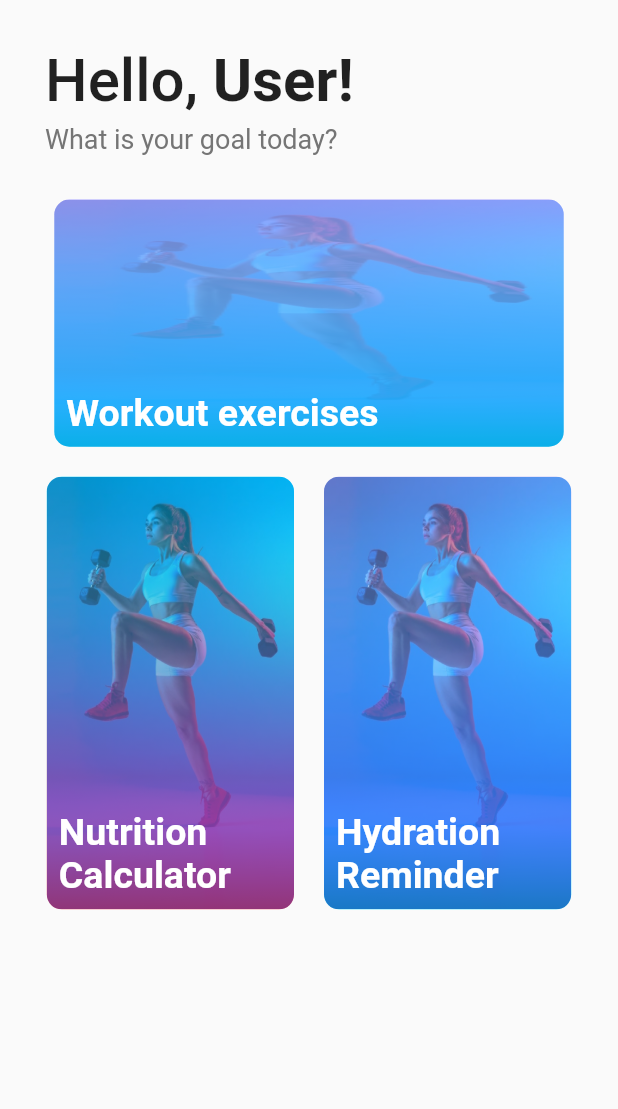
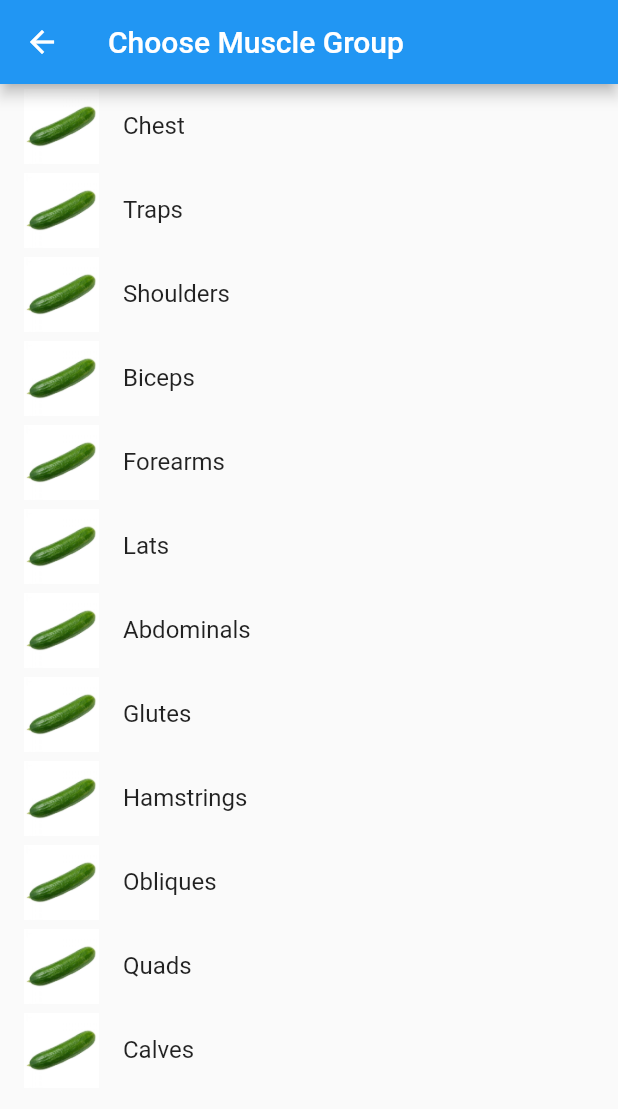
Before and after one commit to HuyBui07/Fiity, a Flutter app: the HomeScreen screen opened directly, after a tap on "Workout exercises", on a phone screen of 412 x 824 dp. Shown: the top 1109 px of the screen. Run offline on Flutter 3.47's test engine with Material 2 defaults, Android fonts, the phone set to English and light mode, and no system bars; our stand-ins replace firebase_auth, firebase_core, flutter_spinkit, google_fonts, validators; accounts and stored records are empty.

Commit message:
Choose muscle screen prototype ui

```diff
--- /dev/null
+++ b/lib/exercise/chooseMuscle.dart
@@ -0,0 +1,60 @@
+import 'package:flutter/material.dart';
+import 'package:fitty/exercise/muscle_group.dart';
+import 'package:fitty/exercise/chooseExercisePage.dart';
+
+class ChooseMuscleGroup extends StatefulWidget {
+  @override
+  _ChooseMuscleGroupState createState() => _ChooseMuscleGroupState();
+}
+
+class _ChooseMuscleGroupState extends State<ChooseMuscleGroup> {
+  List<MuscleGroup> muscleGroups = [
+    MuscleGroup('Chest', 'chest.png'),
+    MuscleGroup('Traps', 'traps.png'),
+    MuscleGroup('Shoulders', 'shoulders.png'),
+    MuscleGroup('Biceps', 'biceps.png'),
+    MuscleGroup('Forearms', 'forearms.png'),
+    MuscleGroup('Lats', 'lats.png'),
+    MuscleGroup('Abdominals', 'abdominals.png'),
+    MuscleGroup('Glutes', 'glutes.png'),
+    MuscleGroup('Hamstrings', 'hamstrings.png'),
+    MuscleGroup('Obliques', 'obliques.png'),
+    MuscleGroup('Quads', 'quads.png'),
+    MuscleGroup('Calves', 'calves.png'),
+  ];
+
+  @override
+  Widget build(BuildContext context) {
+    return Scaffold(
+      appBar: AppBar(
+        title: Text('Choose Muscle Group'),
+      ),
+      body: ListView.builder(
+        itemCount: muscleGroups.length,
+        itemBuilder: (context, index) {
+          return ListTile(
+            onTap: () {
+              Navigator.push(
+                context,
+                MaterialPageRoute(
+                  builder: (context) => ChooseExercisePage(
+                    muscleGroup: muscleGroups[index],
+                  ),
+                ),
+              );
+            },
+            leading: Container(
+              width: 50,
+              height: 50,
+              child: Image.asset(
+                'assets/muscle/chooseMuscleImage/${muscleGroups[index].imagePath}',
+                fit: BoxFit.contain,
+              ),
+            ),
+            title: Text(muscleGroups[index].name),
+          );
+        },
+      ),
+    );
+  }
+}
--- /dev/null
+++ b/lib/exercise/muscle_group.dart
@@ -0,0 +1,6 @@
+class MuscleGroup {
+  final String name;
+  final String imagePath;
+
+  MuscleGroup(this.name, this.imagePath);
+}
--- a/lib/homeScreen.dart
+++ b/lib/homeScreen.dart
@@ -4,6 +4,7 @@
 import 'loginScreen.dart';
 import 'package:firebase_auth/firebase_auth.dart';
 import 'package:google_fonts/google_fonts.dart';
+import 'package:fitty/exercise/chooseMuscle.dart';
 
 class HomeScreen extends StatefulWidget {
   const HomeScreen({super.key});
@@ -21,13 +22,11 @@
   Widget build(BuildContext context) {
     return Scaffold(
       body: SafeArea(
-        child: Container(
-          color: Colors.transparent,
-          margin: EdgeInsets.fromLTRB(0, 30, 0, 10),
-          child: Center(
-            child: LayoutBuilder(
-              builder: (context, constraints) {
-                return Column(
+        child: ListView(
+          padding: EdgeInsets.symmetric(vertical: 30, horizontal: 0),
+          children: [
+            Center(
+              child: Column(
                 children: [
                   Row(children: [
                     Padding(
@@ -71,45 +70,48 @@
                   SizedBox(
                     height: 30,
                   ),
-                    Row(
+                  Flex(
+                    direction: Axis.horizontal,
                     mainAxisAlignment: MainAxisAlignment.center,
                     children: [
                       Flexible(
                         child: Container(
                           alignment: Alignment.center,
                           child: ElevatedButton(
-                              onPressed: () {},
+                            onPressed: () {
+                              Navigator.push(
+                                context,
+                                MaterialPageRoute(
+                                  builder: ((context) => ChooseMuscleGroup()),
+                                ),
+                              );
+                            },
                             style: ButtonStyle(
-                                overlayColor: MaterialStateProperty.all(
-                                  Colors.transparent,
-                                ),
+                              overlayColor:
+                                  MaterialStateProperty.all(Colors.transparent),
                               elevation: MaterialStateProperty.all(0),
-                                backgroundColor: MaterialStateProperty.all(
-                                  Colors.transparent,
-                                ),
+                              backgroundColor:
+                                  MaterialStateProperty.all(Colors.transparent),
                               padding: MaterialStateProperty.all(
                                 EdgeInsets.zero,
                               ),
                             ),
                             child: Container(
-                                width: MediaQuery.of(context).size.width * 0.8 +
-                                    10,
-                                height:
-                                    MediaQuery.of(context).size.height * 0.2,
+                              width:
+                                  MediaQuery.of(context).size.width * 0.8 + 10,
+                              height: MediaQuery.of(context).size.height * 0.2,
                               decoration: BoxDecoration(
                                 borderRadius: BorderRadius.circular(10),
                                 gradient: LinearGradient(
                                   colors: [
-                                      Color(0xffa7a2ff),
-                                      Color(0xff00d4ff)
+                                    Color(0x00F0EFF9),
+                                    Color(0xFF0000FF)
                                   ],
                                   begin: Alignment.topCenter,
                                   end: Alignment.bottomCenter,
                                 ),
                                 image: DecorationImage(
-                                    image: AssetImage(
-                                      'assets/IntroScreen.png',
-                                    ),
+                                  image: AssetImage('assets/WorkoutMan.jpg'),
                                   fit: BoxFit.fill,
                                   opacity: 0.2,
                                 ),
@@ -135,7 +137,8 @@
                     ],
                   ),
                   SizedBox(height: 20),
-                    Row(
+                  Flex(
+                    direction: Axis.horizontal,
                     mainAxisAlignment: MainAxisAlignment.center,
                     children: [
                       Flexible(
@@ -147,37 +150,36 @@
                                 context,
                                 MaterialPageRoute(
                                   builder: ((context) =>
-                                            NutritionScreenStarted())));
+                                      NutritionScreenStarted()),
+                                ),
+                              );
                             },
                             style: ButtonStyle(
-                                overlayColor: MaterialStateProperty.all(
-                                  Colors.transparent,
-                                ),
+                              overlayColor:
+                                  MaterialStateProperty.all(Colors.transparent),
                               elevation: MaterialStateProperty.all(0),
-                                backgroundColor: MaterialStateProperty.all(
-                                  Colors.transparent,
-                                ),
+                              backgroundColor:
+                                  MaterialStateProperty.all(Colors.transparent),
                               padding: MaterialStateProperty.all(
                                 EdgeInsets.zero,
                               ),
                             ),
                             child: Container(
                               width: MediaQuery.of(context).size.width * 0.4,
-                                height:
-                                    MediaQuery.of(context).size.height * 0.35,
+                              height: MediaQuery.of(context).size.height * 0.35,
                               decoration: BoxDecoration(
                                 borderRadius: BorderRadius.circular(10),
                                 gradient: LinearGradient(
                                   colors: [
-                                      Color(0xff00d4ff),
-                                      Color(0xffee4f64)
+                                    Color(0x72F6FAFB),
+                                    Color(0xFFF3334D)
                                   ],
                                   begin: Alignment.topCenter,
                                   end: Alignment.bottomCenter,
                                 ),
                                 image: DecorationImage(
                                   image: AssetImage(
-                                      'assets/IntroScreen.png',
+                                    'assets/nutrition/nutritionStart.png',
                                   ),
                                   fit: BoxFit.fill,
                                   opacity: 0.5,
@@ -207,35 +209,31 @@
                           child: ElevatedButton(
                             onPressed: () {},
                             style: ButtonStyle(
-                                overlayColor: MaterialStateProperty.all(
-                                  Colors.transparent,
-                                ),
+                              overlayColor:
+                                  MaterialStateProperty.all(Colors.transparent),
                               elevation: MaterialStateProperty.all(0),
-                                backgroundColor: MaterialStateProperty.all(
-                                  Colors.transparent,
-                                ),
+                              backgroundColor:
+                                  MaterialStateProperty.all(Colors.transparent),
                               padding: MaterialStateProperty.all(
                                 EdgeInsets.zero,
                               ),
                             ),
                             child: Container(
                               width: MediaQuery.of(context).size.width * 0.4,
-                                height:
-                                    MediaQuery.of(context).size.height * 0.35,
+                              height: MediaQuery.of(context).size.height * 0.35,
                               decoration: BoxDecoration(
                                 borderRadius: BorderRadius.circular(10),
                                 gradient: LinearGradient(
                                   colors: [
-                                      Color(0xffa7a2ff),
-                                      Color(0xff00d4ff)
+                                    Color(0x0FFFFFFF),
+                                    Color(0xFF089EF5)
                                   ],
                                   begin: Alignment.topCenter,
                                   end: Alignment.bottomCenter,
                                 ),
                                 image: DecorationImage(
-                                    image: AssetImage(
-                                      'assets/IntroScreen.png',
-                                    ),
+                                  image:
+                                      AssetImage('assets/HydrationAlarm.jpg'),
                                   fit: BoxFit.fill,
                                   opacity: 0.5,
                                 ),
@@ -261,10 +259,9 @@
                     ],
                   ),
                 ],
-                );
-              },
               ),
             ),
+          ],
         ),
       ),
     );
--- a/pubspec.yaml
+++ b/pubspec.yaml
@@ -69,6 +69,9 @@
   assets:
     - assets/IntroScreen.png
     - assets/nutrition/nutritionStart.png
+    - assets/HydrationAlarm.jpg
+    - assets/WorkoutMan.jpg
+    - assets/muscle/chooseMuscleImage/
 
   # An image asset can refer to one or more resolution-specific "variants", see
   # https://flutter.dev/assets-and-images/#resolution-aware
```
Also changed, not shown: lib/exercise/chooseExercisePage.dart (added, +76 -0 lines), assets/HydrationAlarm.jpg (added), assets/WorkoutMan.jpg (added), assets/muscle/chooseMuscleImage/abdominals.png (added), assets/muscle/chooseMuscleImage/biceps.png (added), assets/muscle/chooseMuscleImage/calves.png (added), assets/muscle/chooseMuscleImage/chest.png (added), assets/muscle/chooseMuscleImage/forearms.png (added), assets/muscle/chooseMuscleImage/glutes.png (added), assets/muscle/chooseMuscleImage/hamstrings.png (added), assets/muscle/chooseMuscleImage/lats.png (added), assets/muscle/chooseMuscleImage/obliques.png (added), assets/muscle/chooseMuscleImage/quads.png (added), assets/muscle/chooseMuscleImage/shoulders.png (added), 1 more files. Lines whose indentation alone changed are shown as unchanged.
